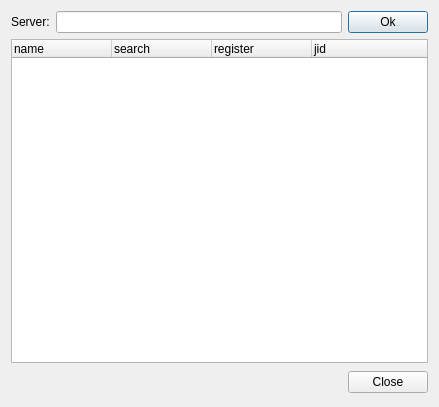
Qt form widgets/servicediscovery.ui (xmpp-graveyard/jabbim) before a commit.
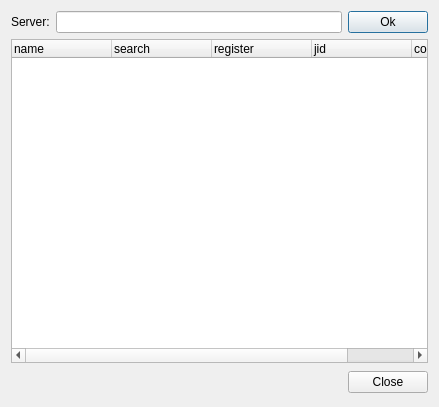
The same form after that commit.

Commit message: klikátka pro commands v discu

The edit to the form file:
```diff
--- a/widgets/servicediscovery.ui
+++ b/widgets/servicediscovery.ui
@@ -62,6 +62,11 @@
        <string>jid</string>
       </property>
      </column>
+     <column>
+      <property name="text" >
+       <string>commands</string>
+      </property>
+     </column>
     </widget>
    </item>
    <item row="2" column="0" >
```
The commit also changes 3 other files.
